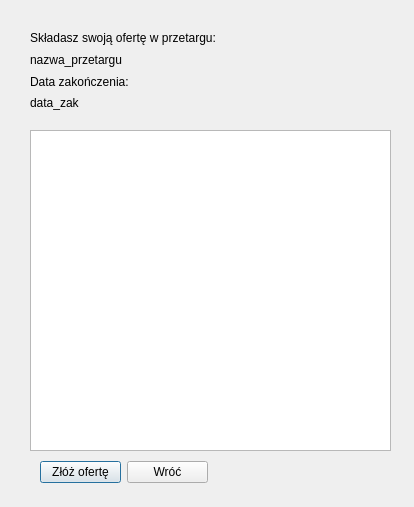
Old version of the form klient/gui/zlozoferte.ui in the repository dominikj/PKRY.
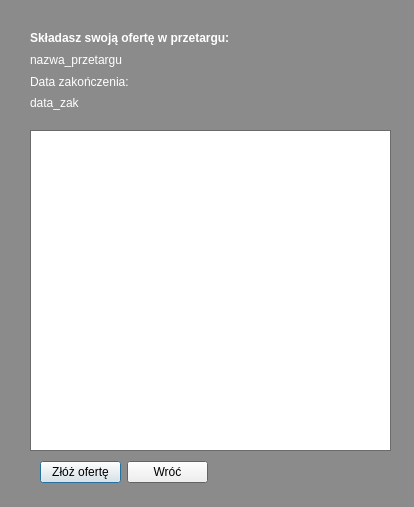
New version of the form.

Commit message: Naprawa interface`u

Diff of the .ui file:
```diff
--- a/klient/gui/zlozoferte.ui
+++ b/klient/gui/zlozoferte.ui
@@ -10,6 +10,97 @@
     <height>507</height>
    </rect>
   </property>
+  <property name="palette">
+   <palette>
+    <active>
+     <colorrole role="WindowText">
+      <brush brushstyle="SolidPattern">
+       <color alpha="255">
+        <red>255</red>
+        <green>255</green>
+        <blue>255</blue>
+       </color>
+      </brush>
+     </colorrole>
+     <colorrole role="Base">
+      <brush brushstyle="SolidPattern">
+       <color alpha="255">
+        <red>255</red>
+        <green>255</green>
+        <blue>255</blue>
+       </color>
+      </brush>
+     </colorrole>
+     <colorrole role="Window">
+      <brush brushstyle="SolidPattern">
+       <color alpha="255">
+        <red>139</red>
+        <green>139</green>
+        <blue>139</blue>
+       </color>
+      </brush>
+     </colorrole>
+    </active>
+    <inactive>
+     <colorrole role="WindowText">
+      <brush brushstyle="SolidPattern">
+       <color alpha="255">
+        <red>255</red>
+        <green>255</green>
+        <blue>255</blue>
+       </color>
+      </brush>
+     </colorrole>
+     <colorrole role="Base">
+      <brush brushstyle="SolidPattern">
+       <color alpha="255">
+        <red>255</red>
+        <green>255</green>
+        <blue>255</blue>
+       </color>
+      </brush>
+     </colorrole>
+     <colorrole role="Window">
+      <brush brushstyle="SolidPattern">
+       <color alpha="255">
+        <red>139</red>
+        <green>139</green>
+        <blue>139</blue>
+       </color>
+      </brush>
+     </colorrole>
+    </inactive>
+    <disabled>
+     <colorrole role="WindowText">
+      <brush brushstyle="SolidPattern">
+       <color alpha="255">
+        <red>190</red>
+        <green>190</green>
+        <blue>190</blue>
+       </color>
+      </brush>
+     </colorrole>
+     <colorrole role="Base">
+      <brush brushstyle="SolidPattern">
+       <color alpha="255">
+        <red>139</red>
+        <green>139</green>
+        <blue>139</blue>
+       </color>
+      </brush>
+     </colorrole>
+     <colorrole role="Window">
+      <brush brushstyle="SolidPattern">
+       <color alpha="255">
+        <red>139</red>
+        <green>139</green>
+        <blue>139</blue>
+       </color>
+      </brush>
+     </colorrole>
+    </disabled>
+   </palette>
+  </property>
   <property name="windowTitle">
    <string>Składanie oferty</string>
   </property>
@@ -35,6 +126,12 @@
    <layout class="QVBoxLayout" name="verticalLayout">
     <item>
      <widget class="QLabel" name="label">
+      <property name="font">
+       <font>
+        <weight>75</weight>
+        <bold>true</bold>
+       </font>
+      </property>
       <property name="text">
        <string>Składasz swoją ofertę w przetargu:</string>
       </property>
```
The commit also changes 4 other files.
